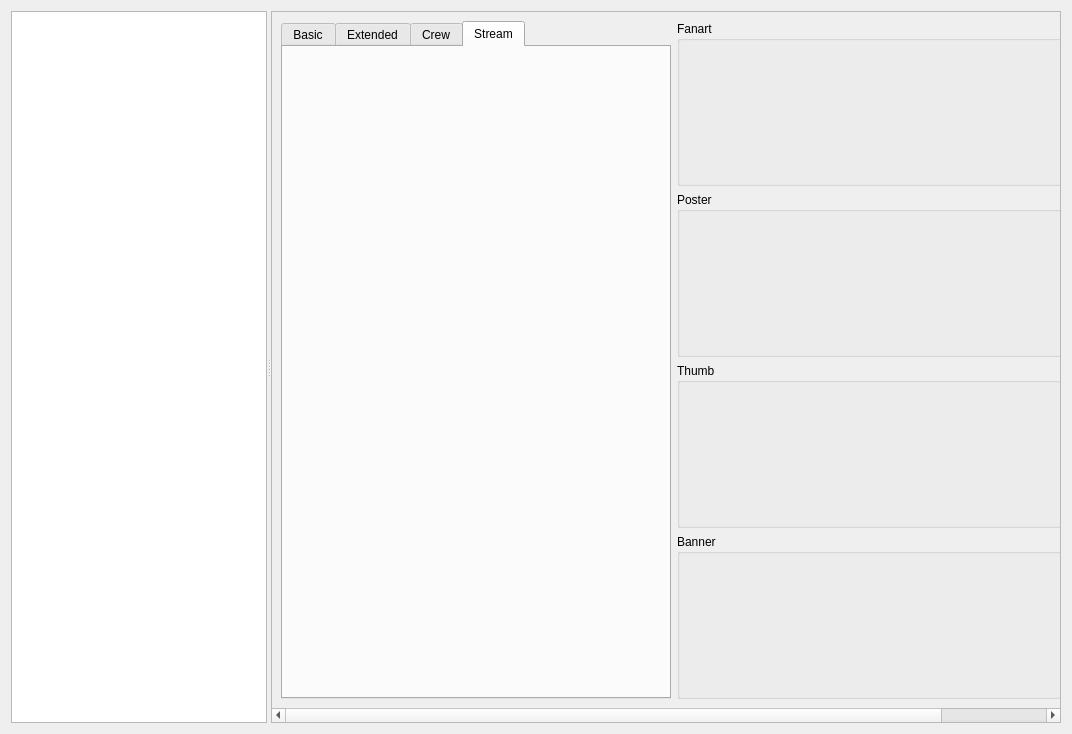
This is cvideowidget.ui in birkeh/qtKodiAdmin as Qt 5 draws it before an edit. The edited form follows.
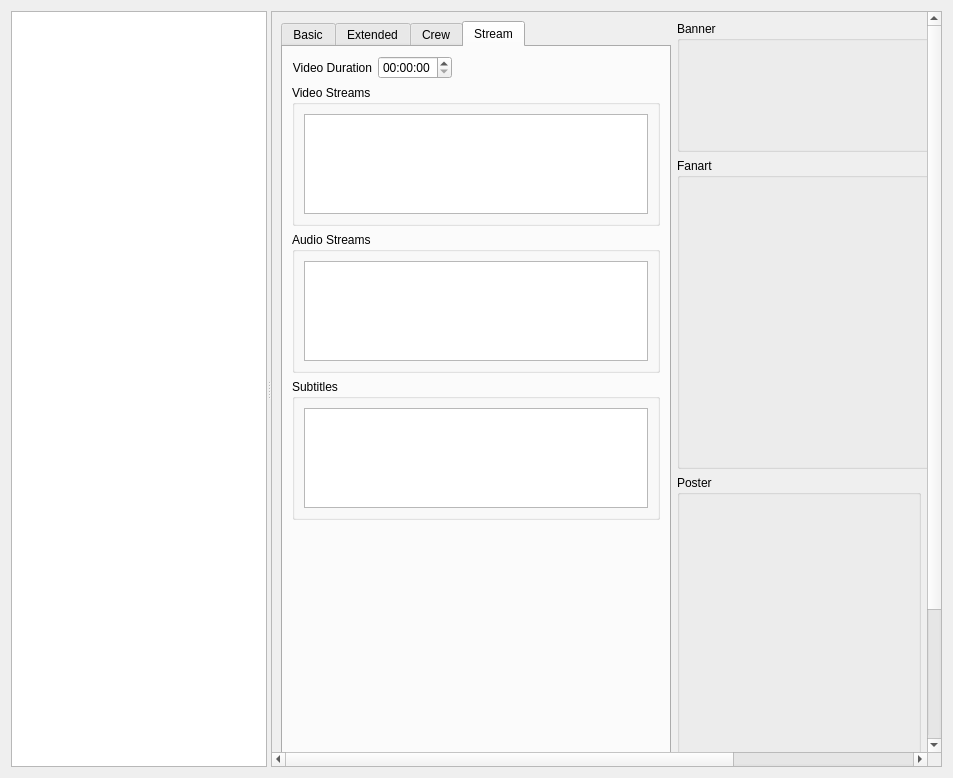
This is the edited form. The open tabs and pages were chosen to show the change.

```diff
--- a/cvideowidget.ui
+++ b/cvideowidget.ui
@@ -6,8 +6,8 @@
    <rect>
     <x>0</x>
     <y>0</y>
-    <width>1072</width>
-    <height>734</height>
+    <width>953</width>
+    <height>778</height>
    </rect>
   </property>
   <property name="windowTitle">
@@ -63,14 +63,12 @@
         <rect>
          <x>0</x>
          <y>0</y>
-         <width>901</width>
-         <height>697</height>
+         <width>899</width>
+         <height>881</height>
         </rect>
        </property>
-       <layout class="QGridLayout" name="gridLayout_6">
+       <layout class="QGridLayout" name="gridLayout_16">
         <item row="0" column="0">
-         <layout class="QHBoxLayout" name="horizontalLayout" stretch="1,0">
-          <item>
            <widget class="QTabWidget" name="m_lpInformationTab">
             <property name="currentIndex">
              <number>2</number>
@@ -673,47 +671,215 @@
              <attribute name="title">
               <string>Stream</string>
              </attribute>
-            </widget>
-           </widget>
-          </item>
-          <item>
-           <layout class="QVBoxLayout" name="verticalLayout">
-            <item>
-             <widget class="QGroupBox" name="m_lpFanartBox">
+           <layout class="QGridLayout" name="gridLayout_18">
+            <item row="0" column="0">
+             <layout class="QGridLayout" name="gridLayout_17">
+              <item row="5" column="0" colspan="2">
+               <widget class="QGroupBox" name="m_lpVideoStreamBox">
+                <property name="sizePolicy">
+                 <sizepolicy hsizetype="Preferred" vsizetype="Minimum">
+                  <horstretch>0</horstretch>
+                  <verstretch>0</verstretch>
+                 </sizepolicy>
+                </property>
+                <property name="title">
+                 <string>Video Streams</string>
+                </property>
+                <layout class="QGridLayout" name="gridLayout_19">
+                 <item row="0" column="0">
+                  <widget class="QTreeView" name="m_lpVideoStreamView">
+                   <property name="sizePolicy">
+                    <sizepolicy hsizetype="Preferred" vsizetype="Minimum">
+                     <horstretch>0</horstretch>
+                     <verstretch>0</verstretch>
+                    </sizepolicy>
+                   </property>
+                   <property name="minimumSize">
+                    <size>
+                     <width>0</width>
+                     <height>10</height>
+                    </size>
+                   </property>
+                   <property name="maximumSize">
+                    <size>
+                     <width>16777215</width>
+                     <height>100</height>
+                    </size>
+                   </property>
+                   <property name="editTriggers">
+                    <set>QAbstractItemView::NoEditTriggers</set>
+                   </property>
+                   <property name="alternatingRowColors">
+                    <bool>true</bool>
+                   </property>
+                  </widget>
+                 </item>
+                </layout>
+               </widget>
+              </item>
+              <item row="7" column="0" colspan="2">
+               <widget class="QGroupBox" name="m_lpAudioStreamBox">
+                <property name="sizePolicy">
+                 <sizepolicy hsizetype="Preferred" vsizetype="Minimum">
+                  <horstretch>0</horstretch>
+                  <verstretch>0</verstretch>
+                 </sizepolicy>
+                </property>
+                <property name="title">
+                 <string>Audio Streams</string>
+                </property>
+                <layout class="QGridLayout" name="gridLayout_20">
+                 <item row="0" column="0">
+                  <widget class="QTreeView" name="m_lpAudioStreamView">
+                   <property name="sizePolicy">
+                    <sizepolicy hsizetype="Preferred" vsizetype="Minimum">
+                     <horstretch>0</horstretch>
+                     <verstretch>0</verstretch>
+                    </sizepolicy>
+                   </property>
               <property name="minimumSize">
                <size>
-                <width>500</width>
-                <height>0</height>
-               </size>
-              </property>
-              <property name="baseSize">
+                     <width>0</width>
+                     <height>10</height>
+                    </size>
+                   </property>
+                   <property name="maximumSize">
                <size>
-                <width>0</width>
-                <height>0</height>
-               </size>
-              </property>
+                     <width>16777215</width>
+                     <height>100</height>
+                    </size>
+                   </property>
+                   <property name="editTriggers">
+                    <set>QAbstractItemView::NoEditTriggers</set>
+                   </property>
+                   <property name="alternatingRowColors">
+                    <bool>true</bool>
+                   </property>
+                  </widget>
+                 </item>
+                </layout>
+               </widget>
+              </item>
+              <item row="8" column="0" colspan="2">
+               <widget class="QGroupBox" name="m_lpSubtitleStreamBox">
+                <property name="sizePolicy">
+                 <sizepolicy hsizetype="Preferred" vsizetype="Minimum">
+                  <horstretch>0</horstretch>
+                  <verstretch>0</verstretch>
+                 </sizepolicy>
+                </property>
               <property name="title">
-               <string>Fanart</string>
-              </property>
-              <layout class="QGridLayout" name="gridLayout_2">
+                 <string>Subtitles</string>
+                </property>
+                <layout class="QGridLayout" name="gridLayout_21">
                <item row="0" column="0">
-                <widget class="QLabel" name="m_lpFanart">
+                  <widget class="QTreeView" name="m_lpSubtitleStreamView">
+                   <property name="sizePolicy">
+                    <sizepolicy hsizetype="Preferred" vsizetype="Minimum">
+                     <horstretch>0</horstretch>
+                     <verstretch>0</verstretch>
+                    </sizepolicy>
+                   </property>
+                   <property name="minimumSize">
+                    <size>
+                     <width>0</width>
+                     <height>10</height>
+                    </size>
+                   </property>
+                   <property name="maximumSize">
+                    <size>
+                     <width>16777215</width>
+                     <height>100</height>
+                    </size>
+                   </property>
+                   <property name="editTriggers">
+                    <set>QAbstractItemView::NoEditTriggers</set>
+                   </property>
+                   <property name="alternatingRowColors">
+                    <bool>true</bool>
+                   </property>
+                  </widget>
+                 </item>
+                </layout>
+               </widget>
+              </item>
+              <item row="9" column="0" colspan="2">
+               <spacer name="verticalSpacer_4">
+                <property name="orientation">
+                 <enum>Qt::Vertical</enum>
+                </property>
+                <property name="sizeHint" stdset="0">
+                 <size>
+                  <width>20</width>
+                  <height>40</height>
+                 </size>
+                </property>
+               </spacer>
+              </item>
+              <item row="4" column="0" colspan="2">
+               <layout class="QHBoxLayout" name="horizontalLayout">
+                <item>
+                 <widget class="QLabel" name="label_12">
                  <property name="text">
-                  <string/>
-                 </property>
-                </widget>
-               </item>
-              </layout>
-             </widget>
-            </item>
-            <item>
+                   <string>Video Duration</string>
+                  </property>
+                  <property name="alignment">
+                   <set>Qt::AlignRight|Qt::AlignTrailing|Qt::AlignVCenter</set>
+                  </property>
+                 </widget>
+                </item>
+                <item>
+                 <widget class="QTimeEdit" name="m_lpVideoDuration"/>
+                </item>
+                <item>
+                 <spacer name="horizontalSpacer_5">
+                  <property name="orientation">
+                   <enum>Qt::Horizontal</enum>
+                  </property>
+                  <property name="sizeHint" stdset="0">
+                   <size>
+                    <width>40</width>
+                    <height>20</height>
+                   </size>
+                  </property>
+                 </spacer>
+                </item>
+               </layout>
+              </item>
+             </layout>
+            </item>
+           </layout>
+          </widget>
+         </widget>
+        </item>
+        <item row="0" column="1">
+         <layout class="QGridLayout" name="gridLayout_6">
+          <item row="3" column="0">
              <widget class="QGroupBox" name="m_lpPosterBox">
+            <property name="sizePolicy">
+             <sizepolicy hsizetype="Fixed" vsizetype="Fixed">
+              <horstretch>0</horstretch>
+              <verstretch>0</verstretch>
+             </sizepolicy>
+            </property>
               <property name="title">
                <string>Poster</string>
               </property>
               <layout class="QGridLayout" name="gridLayout_3">
                <item row="0" column="0">
                 <widget class="QLabel" name="m_lpPoster">
+               <property name="sizePolicy">
+                <sizepolicy hsizetype="Fixed" vsizetype="Fixed">
+                 <horstretch>0</horstretch>
+                 <verstretch>0</verstretch>
+                </sizepolicy>
+               </property>
+               <property name="minimumSize">
+                <size>
+                 <width>220</width>
+                 <height>390</height>
+                </size>
+               </property>
                  <property name="text">
                   <string/>
                  </property>
@@ -722,14 +888,32 @@
               </layout>
              </widget>
             </item>
-            <item>
+          <item row="3" column="1">
              <widget class="QGroupBox" name="m_lpThumbBox">
+            <property name="sizePolicy">
+             <sizepolicy hsizetype="Fixed" vsizetype="Fixed">
+              <horstretch>0</horstretch>
+              <verstretch>0</verstretch>
+             </sizepolicy>
+            </property>
               <property name="title">
                <string>Thumb</string>
               </property>
               <layout class="QGridLayout" name="gridLayout_4">
                <item row="0" column="0">
                 <widget class="QLabel" name="m_lpThumb">
+               <property name="sizePolicy">
+                <sizepolicy hsizetype="Fixed" vsizetype="Fixed">
+                 <horstretch>0</horstretch>
+                 <verstretch>0</verstretch>
+                </sizepolicy>
+               </property>
+               <property name="minimumSize">
+                <size>
+                 <width>220</width>
+                 <height>390</height>
+                </size>
+               </property>
                  <property name="text">
                   <string/>
                  </property>
@@ -738,14 +922,78 @@
               </layout>
              </widget>
             </item>
-            <item>
+          <item row="1" column="0" colspan="2">
+           <widget class="QGroupBox" name="m_lpFanartBox">
+            <property name="sizePolicy">
+             <sizepolicy hsizetype="Fixed" vsizetype="Fixed">
+              <horstretch>0</horstretch>
+              <verstretch>0</verstretch>
+             </sizepolicy>
+            </property>
+            <property name="minimumSize">
+             <size>
+              <width>0</width>
+              <height>0</height>
+             </size>
+            </property>
+            <property name="baseSize">
+             <size>
+              <width>0</width>
+              <height>0</height>
+             </size>
+            </property>
+            <property name="title">
+             <string>Fanart</string>
+            </property>
+            <layout class="QGridLayout" name="gridLayout_2">
+             <item row="0" column="0">
+              <widget class="QLabel" name="m_lpFanart">
+               <property name="sizePolicy">
+                <sizepolicy hsizetype="Fixed" vsizetype="Fixed">
+                 <horstretch>0</horstretch>
+                 <verstretch>0</verstretch>
+                </sizepolicy>
+               </property>
+               <property name="minimumSize">
+                <size>
+                 <width>480</width>
+                 <height>270</height>
+                </size>
+               </property>
+               <property name="text">
+                <string/>
+               </property>
+              </widget>
+             </item>
+            </layout>
+           </widget>
+          </item>
+          <item row="0" column="0" colspan="2">
              <widget class="QGroupBox" name="m_lpBannerBox">
+            <property name="sizePolicy">
+             <sizepolicy hsizetype="Fixed" vsizetype="Fixed">
+              <horstretch>0</horstretch>
+              <verstretch>0</verstretch>
+             </sizepolicy>
+            </property>
               <property name="title">
                <string>Banner</string>
               </property>
               <layout class="QGridLayout" name="gridLayout_5">
                <item row="0" column="0">
                 <widget class="QLabel" name="m_lpBanner">
+               <property name="sizePolicy">
+                <sizepolicy hsizetype="Fixed" vsizetype="Fixed">
+                 <horstretch>0</horstretch>
+                 <verstretch>0</verstretch>
+                </sizepolicy>
+               </property>
+               <property name="minimumSize">
+                <size>
+                 <width>480</width>
+                 <height>90</height>
+                </size>
+               </property>
                  <property name="text">
                   <string/>
                  </property>
@@ -753,8 +1001,6 @@
                </item>
               </layout>
              </widget>
-            </item>
-           </layout>
           </item>
          </layout>
         </item>
```
Left out of the diff: 145 changed lines with no effect on the pictures. Lines whose indentation alone changed are shown as unchanged.
